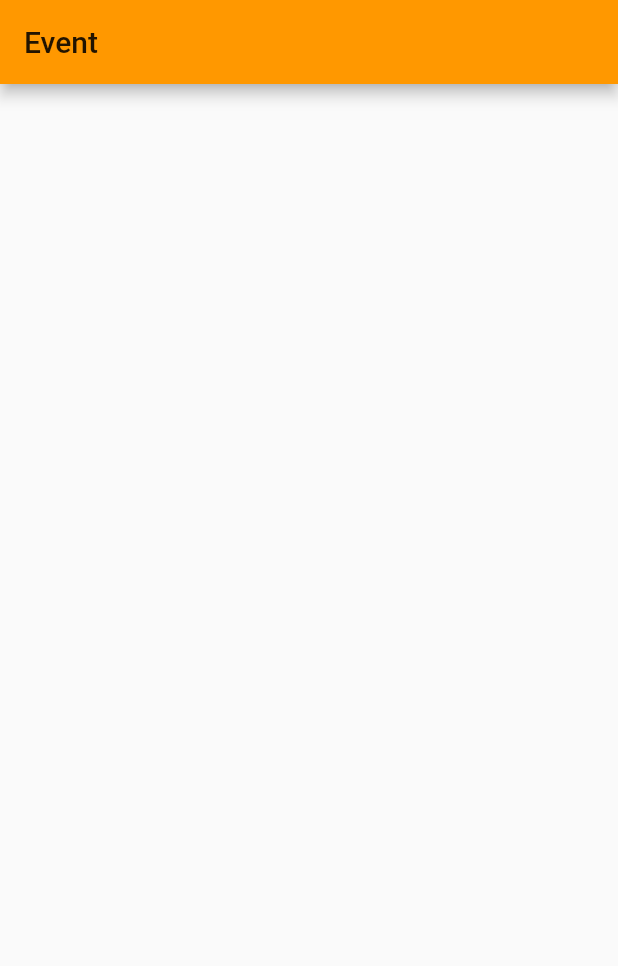
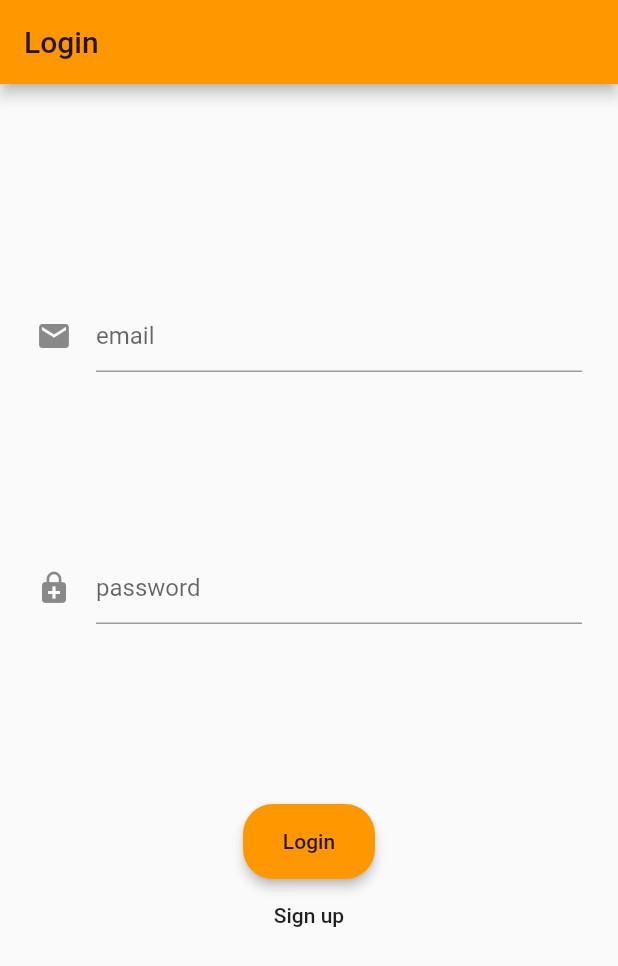
Before and after one commit to TheKetan2/events_app_flutter, a Flutter app: the screen it shows after launch, on a phone screen of 412 x 824 dp. Shown: the top 966 px of the screen. Run offline on Flutter 3.47's test engine with Material 2 defaults, Android fonts, the phone set to English and light mode, and no system bars; our stand-ins replace cloud_firestore, firebase_auth; accounts and stored records are empty.

Commit message:
login logout is working now

```diff
--- a/lib/main.dart
+++ b/lib/main.dart
@@ -1,4 +1,5 @@
 import 'package:events_app_flutter/screens/event_screen.dart';
+import 'package:events_app_flutter/screens/launch_Screen.dart';
 import 'package:flutter/material.dart';
 import 'package:cloud_firestore/cloud_firestore.dart';
 
@@ -21,12 +22,13 @@ class MyApp extends StatelessWidget {
   @override
   Widget build(BuildContext context) {
     return MaterialApp(
+      debugShowCheckedModeBanner: false,
       title: 'Events',
       theme: ThemeData(
         primarySwatch: Colors.orange,
         // visualDensity: VisualDensity.adaptivePlatformDensity,
       ),
-      home: EventScreen(),
+      home: LaunchScreen(),
     );
   }
 }
--- /dev/null
+++ b/lib/screens/login_screen.dart
@@ -0,0 +1,153 @@
+import 'package:events_app_flutter/screens/event_screen.dart';
+import 'package:events_app_flutter/shared/authentication.dart';
+import 'package:flutter/material.dart';
+import 'package:firebase_auth/firebase_auth.dart';
+
+class LoginScreen extends StatefulWidget {
+  @override
+  _LoginScreenState createState() => _LoginScreenState();
+}
+
+class _LoginScreenState extends State<LoginScreen> {
+  bool _isLogin = true;
+  String _userId;
+  String _password;
+  String _message = "";
+  final TextEditingController txtEmail = TextEditingController();
+  final TextEditingController txtPass = TextEditingController();
+
+  final _formKey = GlobalKey<FormState>();
+  Authentication auth;
+
+  Widget emailInput() {
+    return Padding(
+      padding: EdgeInsets.only(top: 120),
+      child: TextFormField(
+        controller: txtEmail,
+        keyboardType: TextInputType.emailAddress,
+        decoration: InputDecoration(
+          hintText: "email",
+          icon: Icon(Icons.mail),
+        ),
+        validator: (value) => value.isEmpty ? "Email is required" : "",
+      ),
+    );
+  }
+
+  Widget passwordInput() {
+    return Padding(
+      padding: EdgeInsets.only(top: 120),
+      child: TextFormField(
+        controller: txtPass,
+        obscureText: true,
+        keyboardType: TextInputType.emailAddress,
+        decoration: InputDecoration(
+          hintText: "password",
+          icon: Icon(Icons.enhanced_encryption),
+        ),
+        validator: (value) => value.isEmpty ? "Password is required" : "",
+      ),
+    );
+  }
+
+  Widget mainButton() {
+    String buttonText = _isLogin ? "Login" : "Sign up";
+    return Padding(
+      padding: EdgeInsets.only(top: 120),
+      child: Container(
+        height: 50,
+        child: RaisedButton(
+          shape: RoundedRectangleBorder(
+            borderRadius: BorderRadius.circular(
+              20,
+            ),
+          ),
+          color: Theme.of(context).accentColor,
+          elevation: 3,
+          child: Text(buttonText),
+          onPressed: submit,
+        ),
+      ),
+    );
+  }
+
+  Widget secondaryButton() {
+    String buttonText = !_isLogin ? "Login" : "Sign up";
+    return FlatButton(
+      child: Text(buttonText),
+      onPressed: () {
+        setState(() {
+          _isLogin = !_isLogin;
+        });
+      },
+    );
+  }
+
+  Widget validationMessage() {
+    return Text(
+      _message,
+      style: TextStyle(
+          fontSize: 14, color: Colors.red, fontWeight: FontWeight.bold),
+    );
+  }
+
+  Future submit() async {
+    _formKey.currentState.validate();
+
+    try {
+      if (_isLogin) {
+        _userId = await auth.login(txtEmail.text, txtPass.text);
+      } else {
+        _userId = await auth.signUp(txtEmail.text, txtPass.text);
+        print("Sign up for user $_userId");
+      }
+      if (_userId != null) {
+        Navigator.push(
+          context,
+          MaterialPageRoute(
+            builder: (context) => EventScreen(),
+          ),
+        );
+      }
+    } catch (error) {
+      print("Error: ${error.code}");
+
+      setState(() {
+        _message = error.message;
+      });
+    }
+  }
+
+  @override
+  void initState() {
+    // TODO: implement initState
+    auth = Authentication();
+    super.initState();
+  }
+
+  @override
+  Widget build(BuildContext context) {
+    return Scaffold(
+      appBar: AppBar(
+        title: Text("Login"),
+      ),
+      body: Container(
+        padding: EdgeInsets.all(24),
+        child: SingleChildScrollView(
+          child: Form(
+            key: _formKey,
+            child: Column(
+              children: [
+                emailInput(),
+                passwordInput(),
+                mainButton(),
+                secondaryButton(),
+                validationMessage(),
+              ],
+            ),
+          ),
+        ),
+      ),
+    );
+  }
+}
--- /dev/null
+++ b/lib/shared/authentication.dart
@@ -0,0 +1,28 @@
+import 'dart:async';
+import 'package:firebase_auth/firebase_auth.dart';
+
+class Authentication {
+  final FirebaseAuth _firebaseAuth = FirebaseAuth.instance;
+  Future<String> login(String email, String password) async {
+    AuthResult authResult = await _firebaseAuth.signInWithEmailAndPassword(
+        email: email, password: password);
+    FirebaseUser user = authResult.user;
+    return user.uid;
+  }
+
+  Future<String> signUp(String email, String password) async {
+    AuthResult authResult = await _firebaseAuth.createUserWithEmailAndPassword(
+        email: email, password: password);
+    FirebaseUser user = authResult.user;
+    return user.uid;
+  }
+
+  Future<void> logOut() async {
+    return _firebaseAuth.signOut();
+  }
+
+  Future<FirebaseUser> getUser() async {
+    FirebaseUser user = await _firebaseAuth.currentUser();
+    return user;
+  }
+}
```
Also changed, not shown: lib/screens/event_screen.dart (+18 -0 lines), lib/screens/launch_Screen.dart (added, +44 -0 lines).
